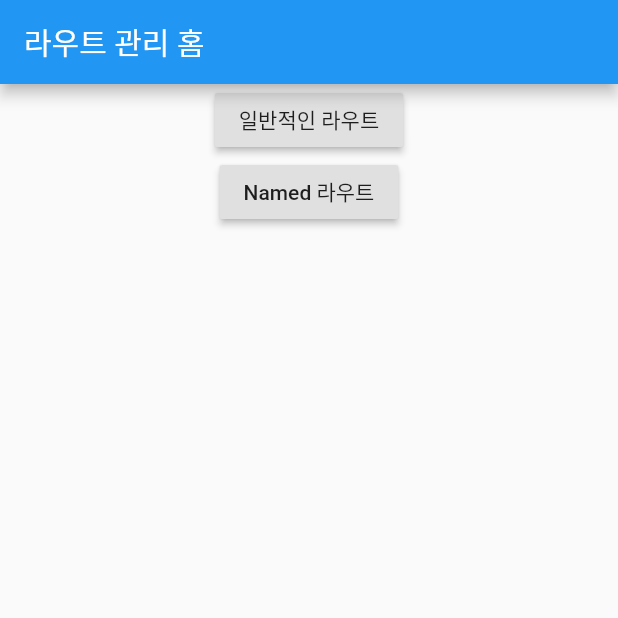
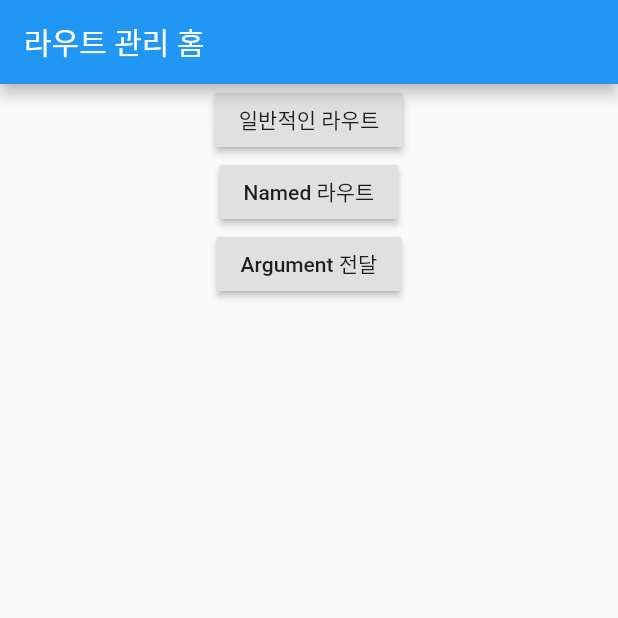
Before and after one commit to hunderboy/Flutter_GetX, a Flutter app: the screen it shows after launch, on a phone screen of 412 x 824 dp, the top half of it. Run offline on Flutter 3.47's test engine with Material 2 defaults, Android fonts, the phone set to English and light mode, and no system bars; our stand-ins replace get.

Commit message:
argument 객체 전달 완료

```diff
--- a/lib/main.dart
+++ b/lib/main.dart
@@ -4,6 +4,7 @@ import 'package:getx_example/src/home.dart';
 
 import 'src/pages/named/first.dart';
 import 'src/pages/named/second.dart';
+import 'src/pages/next.dart';
 
 void main() {
   runApp(const MyApp());
@@ -21,15 +22,20 @@ class MyApp extends StatelessWidget {
         visualDensity: VisualDensity.adaptivePlatformDensity,
       ),
       initialRoute: "/",
-      routes: {
-        "/": (context) => Home(),
-        "/first": (context) => FirstNamedPage(),
-        "/second": (context) => SecondNamedPage(),
-      },
       getPages: [
-        GetPage(name: "/", page: () => Home()),
-        GetPage(name: "/first", page: () => FirstNamedPage()),
-        GetPage(name: "/second", page: () => SecondNamedPage()),
+        GetPage(name: "/", page: () => Home(), transition: Transition.zoom),
+        GetPage(
+            name: "/first",
+            page: () => FirstNamedPage(),
+            transition: Transition.zoom),
+        GetPage(
+            name: "/second",
+            page: () => SecondNamedPage(),
+            transition: Transition.zoom),
+        GetPage(
+            name: "/next",
+            page: () => NextPage(),
+            transition: Transition.zoom),
       ],
     );
   }
--- a/lib/src/home.dart
+++ b/lib/src/home.dart
@@ -26,9 +26,23 @@ class Home extends StatelessWidget {
                 Get.toNamed("/first");
               },
             ),
+            RaisedButton(
+              child: Text("Argument 전달"),
+              onPressed: () {
+                // arguments 에 객체나 String, Int 등 다양한 타입의 데이터를 이동하는 화면에 전달 가능
+                Get.toNamed("/next", arguments: User("개발하는남자", 22));
+              },
+            ),
           ],
         ),
       ),
     );
   }
 }
+
+class User {
+  String name;
+  int age;
+
+  User(this.name, this.age);
+}
```
Also changed, not shown: lib/src/pages/next.dart (added, +30 -0 lines).
